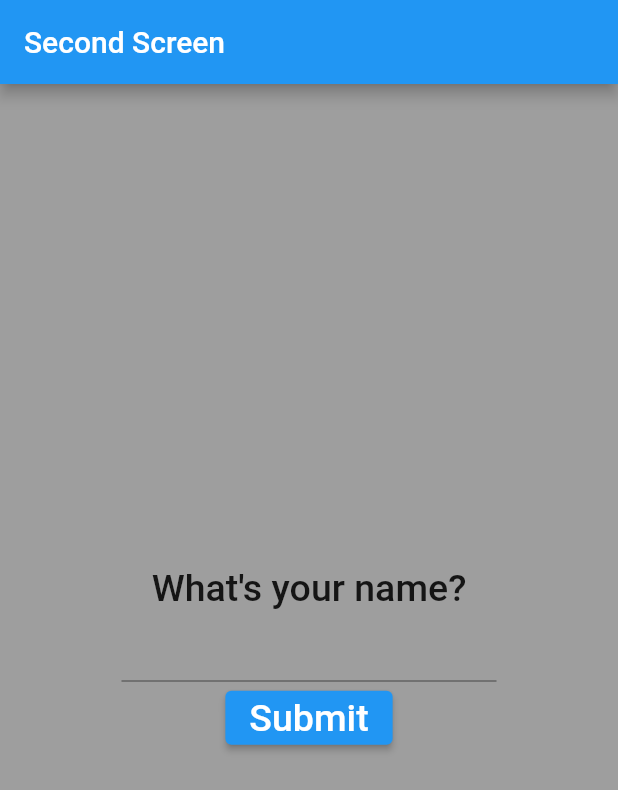
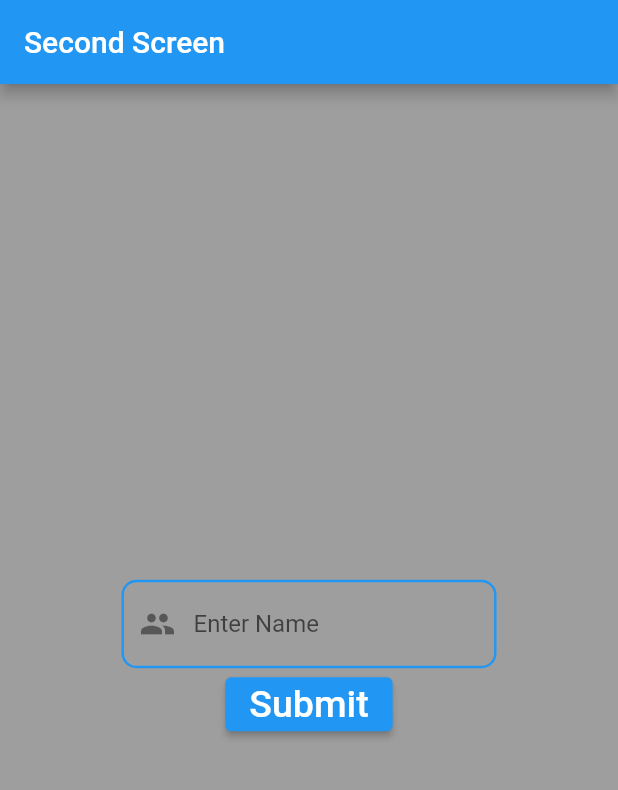
Before and after one commit to RizveRahman/Flutter-Switching-Screen, a Flutter app: the screen it shows after launch, on a phone screen of 412 x 824 dp. Shown: the top 790 px of the screen. Run offline on Flutter 3.47's test engine with Material 2 defaults, Android fonts, the phone set to English and light mode, and no system bars.

Commit message:
initial commit

```diff
--- a/lib/main.dart
+++ b/lib/main.dart
@@ -37,12 +37,25 @@ class MyHomePage extends StatelessWidget{
           child: Column(
             mainAxisAlignment: MainAxisAlignment.center,
             children: [
-              const Text('What\'s your name?', style:
-              TextStyle(fontWeight: FontWeight.w500, fontSize: 25),),
               SizedBox(
                 width: 250,
                 child: TextField(
                   controller: nameController,
+                  decoration: InputDecoration(
+                    hintText: 'Enter Name',
+                    prefixIcon: const Icon(Icons.people),
+                    enabledBorder: OutlineInputBorder(
+                      borderSide: const BorderSide(
+                        color: Colors.blue,
+                        width: 1.6,
+                      ),
+                      borderRadius: BorderRadius.circular(10)
+                    ),
+                    focusedBorder: OutlineInputBorder(
+                      borderRadius: BorderRadius.circular(15),
+                      borderSide: BorderSide(color: Colors.black, width: 2.5)
+                    )
+                  ),
                 ),
               ),
               ElevatedButton(onPressed: () {
```
